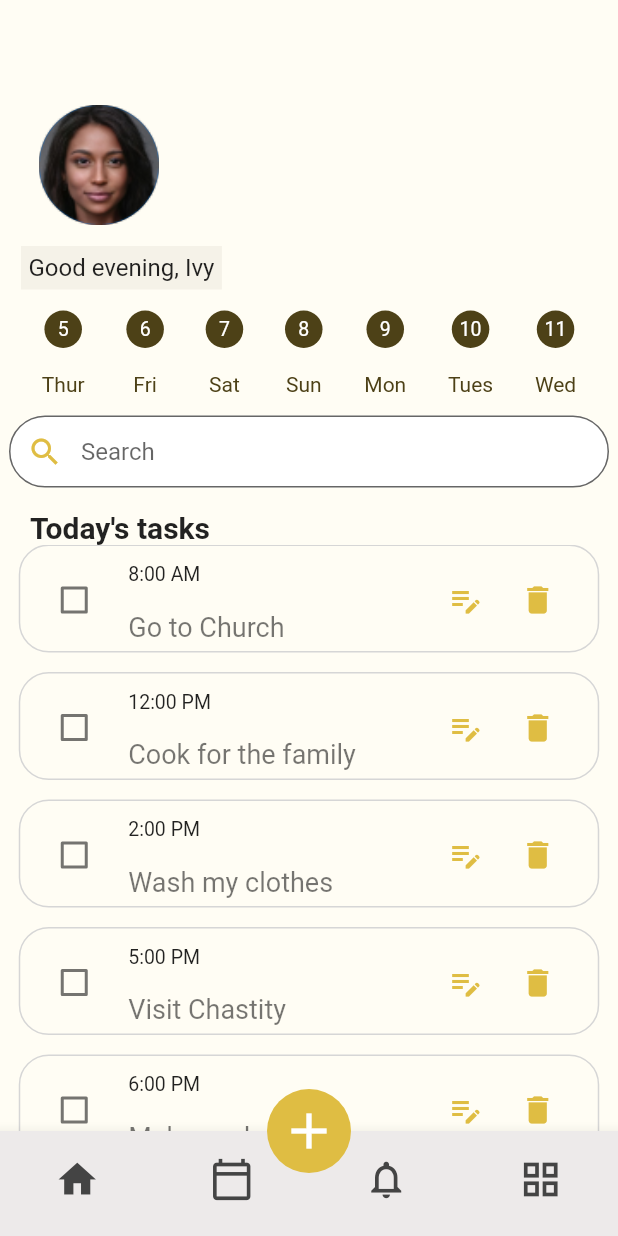
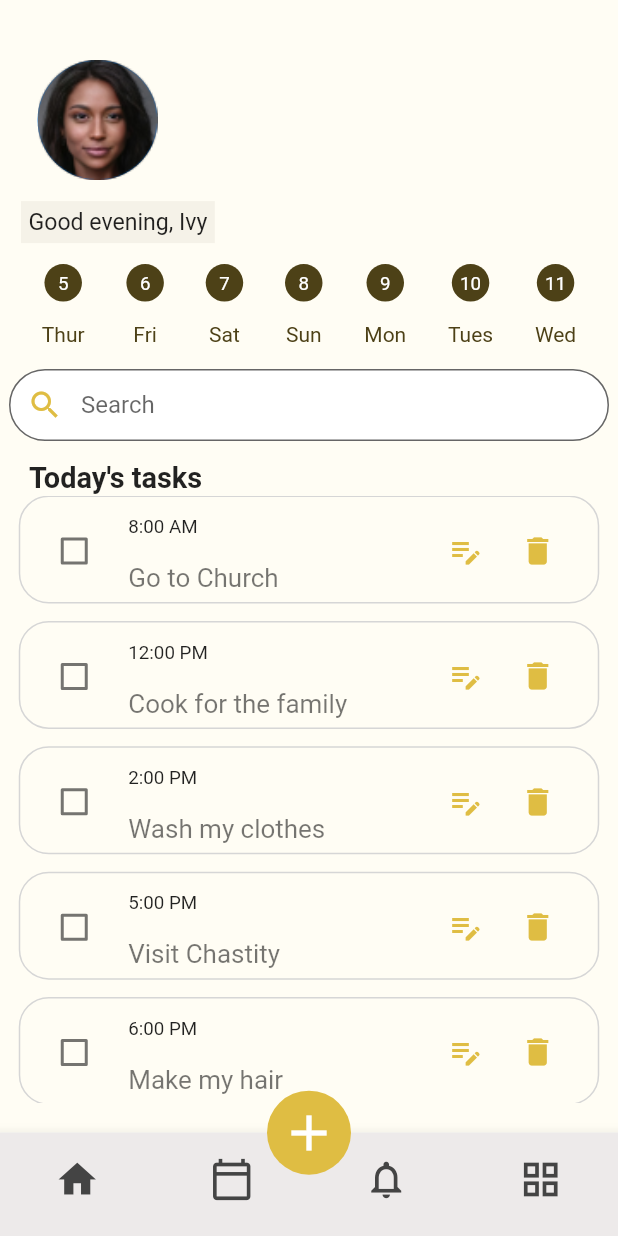
Before and after one commit to c178t/to_do_list_app, a Flutter app: the screen it shows after launch, on a phone screen of 412 x 824 dp. Run offline on Flutter 3.47's test engine with Material 2 defaults, Android fonts, the phone set to English and light mode, and no system bars; our stand-ins replace flutter_screenutil.

Commit message:
some screen util changes

```diff
--- a/lib/home.dart
+++ b/lib/home.dart
@@ -1,4 +1,6 @@
 import 'package:flutter/material.dart';
+import 'package:flutter_screenutil/flutter_screenutil.dart';
+
 
 class HomePage extends StatefulWidget {
   const HomePage({super.key});
@@ -76,13 +78,13 @@ class _HomePageState extends State<HomePage> {
 
           crossAxisAlignment: CrossAxisAlignment.start,
           children: [
-            Padding(padding: EdgeInsets.fromLTRB(26, 70, 0, 0),
+            Padding(padding: EdgeInsets.fromLTRB(26.w, 45.h, 0, 0),
             child: CircleAvatar(child: Image.asset('assets/Face.png', scale: 0.70), radius: 40.0)
             ),
 
             Padding(padding: EdgeInsets.all(14),
               child: Container(
-                      child: Text('Good evening, Ivy', style: TextStyle(fontSize: 16),),
+                      child: Text('Good evening, Ivy', style: TextStyle(fontSize: 16.sp),),
                       color: Color.fromARGB(255, 245, 242, 232),
                       padding: EdgeInsets.all(5),
 
@@ -107,7 +109,7 @@ class _HomePageState extends State<HomePage> {
 
                             '5',
                             style: TextStyle(
-                              fontSize: 13,
+                              fontSize: 13.sp,
                               color: Colors.white,
                               fontWeight: FontWeight.w400
                             ),
@@ -122,7 +124,7 @@ class _HomePageState extends State<HomePage> {
                         ),
                       ),
                       Padding(
-                        padding: const EdgeInsets.fromLTRB(0, 16, 0, 0),
+                        padding: EdgeInsets.fromLTRB(0, 16.h, 0, 0),
                         child: Text(
                           'Thur',
                           style: TextStyle(
@@ -143,7 +145,7 @@ class _HomePageState extends State<HomePage> {
 
                             '6',
                             style: TextStyle(
-                              fontSize: 13,
+                              fontSize: 13.sp,
                               color: Colors.white,
                               fontWeight: FontWeight.w400
                             ),
@@ -158,7 +160,7 @@ class _HomePageState extends State<HomePage> {
                         ),
                       ),
                       Padding(
-                        padding: const EdgeInsets.fromLTRB(0, 16, 0, 0),
+                        padding: EdgeInsets.fromLTRB(0, 16.h, 0, 0),
                         child: Text(
                           'Fri',
                           style: TextStyle(
@@ -177,7 +179,7 @@ class _HomePageState extends State<HomePage> {
 
                             '7',
                             style: TextStyle(
-                              fontSize: 13,
+                              fontSize: 13.sp,
                               color: Colors.white,
                               fontWeight: FontWeight.w400
                             ),
@@ -192,7 +194,7 @@ class _HomePageState extends State<HomePage> {
                         ),
                       ),
                       Padding(
-                        padding: const EdgeInsets.fromLTRB(0, 16, 0, 0),
+                        padding: EdgeInsets.fromLTRB(0, 16.h, 0, 0),
                         child: Text(
                           'Sat',
                           style: TextStyle(
@@ -211,7 +213,7 @@ class _HomePageState extends State<HomePage> {
 
                             '8',
                             style: TextStyle(
-                              fontSize: 13,
+                              fontSize: 13.sp,
                               color: Colors.white,
                               fontWeight: FontWeight.w400
                             ),
@@ -226,7 +228,7 @@ class _HomePageState extends State<HomePage> {
                         ),
                       ),
                       Padding(
-                        padding: const EdgeInsets.fromLTRB(0, 16, 0, 0),
+                        padding: EdgeInsets.fromLTRB(0, 16.h, 0, 0),
                         child: Text(
                           'Sun',
                           style: TextStyle(
@@ -245,7 +247,7 @@ class _HomePageState extends State<HomePage> {
 
                             '9',
                             style: TextStyle(
-                              fontSize: 13,
+                              fontSize: 13.sp,
                               color: Colors.white,
                               fontWeight: FontWeight.w400
                             ),
@@ -260,7 +262,7 @@ class _HomePageState extends State<HomePage> {
                         ),
                       ),
                       Padding(
-                        padding: const EdgeInsets.fromLTRB(0, 16, 0, 0),
+                        padding: EdgeInsets.fromLTRB(0, 16.h, 0, 0),
                         child: Text(
                           'Mon',
                           style: TextStyle(
@@ -279,7 +281,7 @@ class _HomePageState extends State<HomePage> {
 
                             '10',
                             style: TextStyle(
-                              fontSize: 13,
+                              fontSize: 13.sp,
                               color: Colors.white,
                               fontWeight: FontWeight.w400
                             ),
@@ -294,7 +296,7 @@ class _HomePageState extends State<HomePage> {
                         ),
                       ),
                       Padding(
-                        padding: const EdgeInsets.fromLTRB(0, 16, 0, 0),
+                        padding: EdgeInsets.fromLTRB(0, 16.h, 0, 0),
                         child: Text(
                           'Tues',
                           style: TextStyle(
@@ -313,7 +315,7 @@ class _HomePageState extends State<HomePage> {
 
                             '11',
                             style: TextStyle(
-                              fontSize: 13,
+                              fontSize: 13.sp,
                               color: Colors.white,
                               fontWeight: FontWeight.w400
                             ),
@@ -328,7 +330,7 @@ class _HomePageState extends State<HomePage> {
                         ),
                       ),
                       Padding(
-                        padding: const EdgeInsets.fromLTRB(0, 16, 0, 0),
+                        padding: EdgeInsets.fromLTRB(0, 16.h, 0, 0),
                         child: Text(
                           'Wed',
                           style: TextStyle(
@@ -365,9 +367,9 @@ class _HomePageState extends State<HomePage> {
                       ),
             ),
 
-            Padding(padding: EdgeInsets.fromLTRB(20, 15, 0, 0),
+            Padding(padding: EdgeInsets.fromLTRB(20.w, 15.h, 0, 0),
                         child: Text('Today\'s tasks',
-                        style: TextStyle(fontSize: 20, fontWeight: FontWeight.bold),
+                        style: TextStyle(fontSize: 20.sp, fontWeight: FontWeight.bold),
                         ),
             ),
 
@@ -376,7 +378,7 @@ class _HomePageState extends State<HomePage> {
                 itemCount: 7,
                 itemBuilder: (context, index) {
                   return Padding(
-                    padding: const EdgeInsets.fromLTRB(0, 0, 0, 13),
+                    padding: EdgeInsets.fromLTRB(0, 0, 0, 13.h),
                     child: Center(
                       child: Container(
                         alignment: Alignment.center,
@@ -404,11 +406,11 @@ class _HomePageState extends State<HomePage> {
                           },
                           controlAffinity: ListTileControlAffinity.leading,
                           activeColor: Color.fromARGB(255, 223, 189, 67),
-                          title: Text(toDoItems[index]["time"] +  " " + toDoItems[index]["timeType"], style: TextStyle(fontSize: 13),),
+                          title: Text(toDoItems[index]["time"] +  " " + toDoItems[index]["timeType"], style: TextStyle(fontSize: 13.sp),),
                           subtitle: Padding(
-                            padding: const EdgeInsets.fromLTRB(0, 17, 0, 0),
+                            padding: EdgeInsets.fromLTRB(0, 17, 0, 0),
                             child: Text(toDoItems[index]["name"],
-                              style: TextStyle(fontSize: 18, decoration: toDoItems[index]["isBool"]? TextDecoration.lineThrough: null),),
+                              style: TextStyle(fontSize: 18.sp, decoration: toDoItems[index]["isBool"]? TextDecoration.lineThrough: null),),
                           ),
                           secondary: Wrap(
                                 children: [
@@ -431,6 +433,11 @@ class _HomePageState extends State<HomePage> {
                 }
               )
 
+            ),
+
+            SizedBox(
+              width: 800,
+              height: 20,
             )
 
 
--- a/lib/main.dart
+++ b/lib/main.dart
@@ -1,9 +1,9 @@
 import 'package:flutter/material.dart';
+import 'package:flutter_screenutil/flutter_screenutil.dart';
 import 'package:to_do_list_app/calendar.dart';
 import 'package:to_do_list_app/group.dart';
 import 'package:to_do_list_app/home.dart';
 import 'package:to_do_list_app/notification.dart';
-import 'package:flutter_screenutil/flutter_screenutil.dart';
 
 void main() {
   runApp(const MyApp());
@@ -23,7 +23,8 @@ class _MyAppState extends State<MyApp> {
 
   @override
   Widget build(BuildContext context) {
-    return MaterialApp(
+    return ScreenUtilInit(
+      builder: (context, child) => MaterialApp(
         debugShowCheckedModeBanner: false,
         home: Scaffold(
           body: Center(child: pages[pageIndex]),
@@ -37,7 +38,7 @@ class _MyAppState extends State<MyApp> {
               backgroundColor: Color.fromARGB(255, 237, 234, 234),
               items: [
                 BottomNavigationBarItem(
-                icon: Padding(padding: EdgeInsets.fromLTRB(0, 10, 0, 0),
+                  icon: Padding(padding: EdgeInsets.fromLTRB(0, 10.h, 0, 0),
                   child: Icon(Icons.home,
                   color: Color.fromARGB(255, 68, 68, 68),
                   size: 30,),
@@ -46,7 +47,7 @@ class _MyAppState extends State<MyApp> {
                   ),
 
                 BottomNavigationBarItem(
-                icon: Padding(padding: EdgeInsets.fromLTRB(0, 10, 0, 0),
+                  icon: Padding(padding: EdgeInsets.fromLTRB(0, 10.h, 0, 0),
                   child: Icon(Icons.calendar_today_outlined,
                   color: Color.fromARGB(255, 68, 68, 68),
                   size: 30,),
@@ -55,7 +56,7 @@ class _MyAppState extends State<MyApp> {
                   ),
 
                 BottomNavigationBarItem(
-                icon: Padding(padding: EdgeInsets.fromLTRB(0, 10, 0, 0),
+                  icon: Padding(padding: EdgeInsets.fromLTRB(0, 10.h, 0, 0),
                   child: Icon(Icons.notifications_none_outlined,
                   color: Color.fromARGB(255, 68, 68, 68),
                   size: 30,),
@@ -64,7 +65,7 @@ class _MyAppState extends State<MyApp> {
                   ),
 
                 BottomNavigationBarItem(
-                icon: Padding(padding: EdgeInsets.fromLTRB(0, 10, 0, 0),
+                  icon: Padding(padding: EdgeInsets.fromLTRB(0, 10.h, 0, 0),
                   child: Icon(Icons.grid_view_outlined,
                   color: Color.fromARGB(255, 68, 68, 68),
                   size: 30,),
@@ -85,6 +86,8 @@ class _MyAppState extends State<MyApp> {
           floatingActionButtonLocation: FloatingActionButtonLocation.centerDocked,
 
         ),
+      ),
+      designSize: const Size(428, 926),
     );
 
   }
```
Lines whose indentation alone changed are shown as unchanged.
